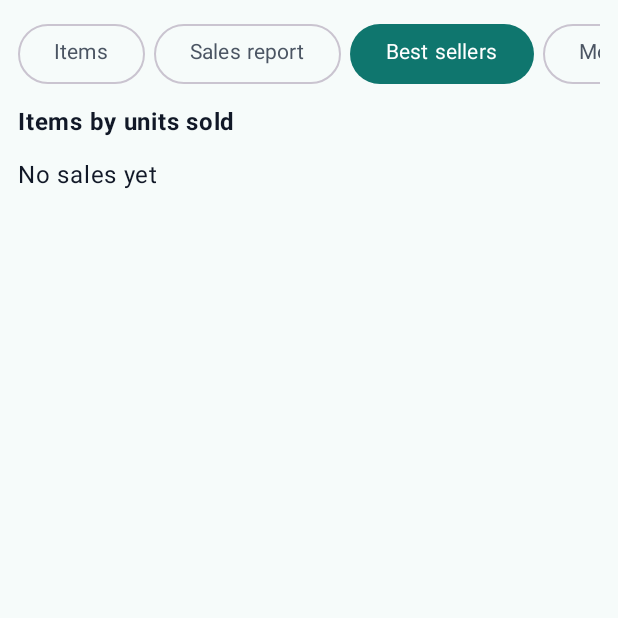
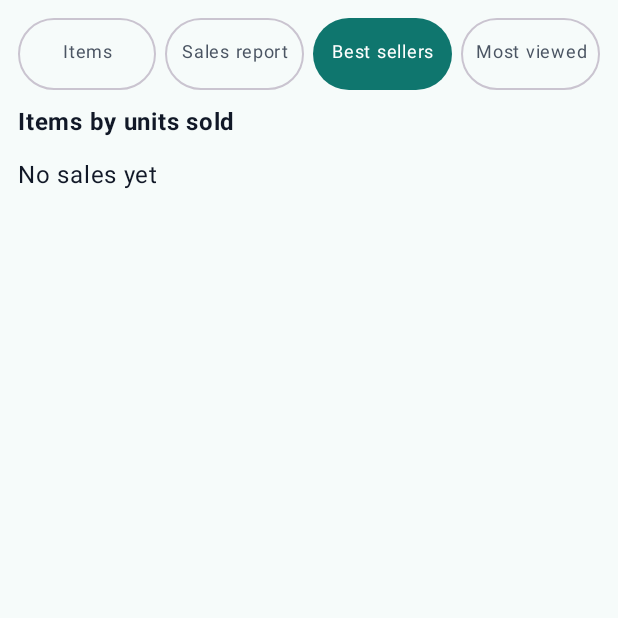
Before and after one commit to SENFIB/hesabyar, an Android app built with Jetpack Compose: the composable InventoryScreen shown on its own in the app's theme, after a tap on "Best sellers", on a phone screen of 412 x 824 dp, the top half of it. Run offline under Robolectric (Android 15) with nearby library versions, the phone set to English and light mode, and no system bars; our stand-ins replace Room's generated code; 2 statements that could not run were skipped.

Commit message:
Update Inventory.kt

```diff
--- a/app/src/main/java/com/hesabyar/app/ui/Inventory.kt
+++ b/app/src/main/java/com/hesabyar/app/ui/Inventory.kt
@@ -11,13 +11,15 @@ import androidx.activity.compose.rememberLauncherForActivityResult
 import androidx.activity.result.contract.ActivityResultContracts
 import androidx.compose.foundation.Image
 import androidx.compose.foundation.background
-import androidx.compose.foundation.horizontalScroll
 import androidx.compose.foundation.layout.Arrangement
 import androidx.compose.foundation.layout.Box
 import androidx.compose.foundation.layout.Column
+import androidx.compose.foundation.layout.IntrinsicSize
 import androidx.compose.foundation.layout.PaddingValues
 import androidx.compose.foundation.layout.Row
+import androidx.compose.foundation.layout.RowScope
 import androidx.compose.foundation.layout.Spacer
+import androidx.compose.foundation.layout.fillMaxHeight
 import androidx.compose.foundation.layout.fillMaxSize
 import androidx.compose.foundation.layout.fillMaxWidth
 import androidx.compose.foundation.layout.height
@@ -28,7 +30,6 @@ import androidx.compose.foundation.lazy.LazyColumn
 import androidx.compose.foundation.lazy.items
 import androidx.compose.foundation.lazy.itemsIndexed
 import androidx.compose.foundation.lazy.rememberLazyListState
-import androidx.compose.foundation.rememberScrollState
 import androidx.compose.foundation.shape.RoundedCornerShape
 import androidx.compose.foundation.text.KeyboardOptions
 import androidx.compose.material3.AlertDialog
@@ -57,6 +58,7 @@ import androidx.compose.ui.layout.ContentScale
 import androidx.compose.ui.platform.LocalContext
 import androidx.compose.ui.text.font.FontWeight
 import androidx.compose.ui.text.input.KeyboardType
+import androidx.compose.ui.text.style.TextAlign
 import androidx.compose.ui.text.style.TextOverflow
 import androidx.compose.ui.unit.dp
 import kotlinx.coroutines.Dispatchers
@@ -454,7 +456,8 @@ fun InventoryScreen(vm: MainViewModel, regionType: CalendarType) {
     } else {
         stockItems.filter { it.name.lowercase().contains(q) || it.code.lowercase().contains(q) }
     }
-    val gridRows = shown.chunked(2)
+    // سه ستون مساوی در هر ردیف
+    val gridRows = shown.chunked(3)
     val viewed = stockItems.filter { it.views > 0L }.sortedByDescending { it.views }
     val totalValue = stockItems.sumOf { it.price * it.stock }
     val criticalCount = stockItems.count { it.threshold > 0 && it.stock <= it.threshold }
@@ -537,47 +540,38 @@ fun InventoryScreen(vm: MainViewModel, regionType: CalendarType) {
         contentPadding = PaddingValues(12.dp),
         verticalArrangement = Arrangement.spacedBy(10.dp)
     ) {
-        // تب‌ها (قابل اسکرول افقی)
+        // تب‌های اصلی: چهار ستون مساوی
         item {
-            Row(
-                horizontalArrangement = Arrangement.spacedBy(6.dp),
-                modifier = Modifier
-                    .fillMaxWidth()
-                    .horizontalScroll(rememberScrollState())
-            ) {
-                InvTabButton(label = tTabItems, selected = view == 0, onClick = { view = 0 })
-                InvTabButton(label = tTabSales, selected = view == 1, onClick = { view = 1 })
-                InvTabButton(label = tTabBest, selected = view == 2, onClick = { view = 2 })
-                InvTabButton(label = tTabViews, selected = view == 3, onClick = { view = 3 })
+            EqualRow {
+                InvTabButton(label = tTabItems, selected = view == 0, onClick = { view = 0 }, modifier = Modifier.weight(1f))
+                InvTabButton(label = tTabSales, selected = view == 1, onClick = { view = 1 }, modifier = Modifier.weight(1f))
+                InvTabButton(label = tTabBest, selected = view == 2, onClick = { view = 2 }, modifier = Modifier.weight(1f))
+                InvTabButton(label = tTabViews, selected = view == 3, onClick = { view = 3 }, modifier = Modifier.weight(1f))
             }
         }
 
         when (view) {
             0 -> {
-                // دکمه‌های نمایش بخش‌ها
+                // دکمه‌های نمایش بخش‌ها: سه ستون مساوی
                 item {
-                    Row(
-                        horizontalArrangement = Arrangement.spacedBy(6.dp),
-                        modifier = Modifier
-                            .fillMaxWidth()
-                            .horizontalScroll(rememberScrollState())
-                    ) {
+                    EqualRow {
                         InvTabButton(
                             label = formToggleText,
                             selected = showForm,
-                            onClick = {
-                                if (showForm) resetForm() else showForm = true
-                            }
+                            onClick = { if (showForm) resetForm() else showForm = true },
+                            modifier = Modifier.weight(1f)
                         )
                         InvTabButton(
                             label = tShowTotals,
                             selected = showTotals,
-                            onClick = { showTotals = !showTotals }
+                            onClick = { showTotals = !showTotals },
+                            modifier = Modifier.weight(1f)
                         )
                         InvTabButton(
                             label = tShowLegend,
                             selected = showLegend,
-                            onClick = { showLegend = !showLegend }
+                            onClick = { showLegend = !showLegend },
+                            modifier = Modifier.weight(1f)
                         )
                     }
                 }
@@ -734,23 +728,27 @@ fun InventoryScreen(vm: MainViewModel, regionType: CalendarType) {
                     item { Text(tSearchNone) }
                 }
 
-                // نمایش دوستونه کالاها
+                // نمایش سه‌ستونه کالاها با ارتفاع یکسان در هر ردیف
                 items(gridRows, key = { row -> row.first().id }) { row ->
                     Row(
                         horizontalArrangement = Arrangement.spacedBy(8.dp),
-                        modifier = Modifier.fillMaxWidth()
+                        modifier = Modifier
+                            .fillMaxWidth()
+                            .height(IntrinsicSize.Max)
                     ) {
                         row.forEach { inv ->
                             InvGridCard(
                                 item = inv,
-                                modifier = Modifier.weight(1f),
+                                modifier = Modifier
+                                    .weight(1f)
+                                    .fillMaxHeight(),
                                 onSell = { sellTarget = inv },
                                 onView = { openDetail(inv) },
                                 onEdit = { startEdit(inv) },
                                 onDelete = { deleteTarget = inv }
                             )
                         }
-                        if (row.size == 1) Spacer(Modifier.weight(1f))
+                        repeat(3 - row.size) { Spacer(Modifier.weight(1f)) }
                     }
                 }
             }
@@ -842,12 +840,46 @@ fun InventoryScreen(vm: MainViewModel, regionType: CalendarType) {
 
 // ---------- قسمت‌های کوچک ----------
 
+// یک ردیف با ستون‌های هم‌ارتفاع
 @Composable
-private fun InvTabButton(label: String, selected: Boolean, onClick: () -> Unit) {
+private fun EqualRow(content: @Composable RowScope.() -> Unit) {
+    Row(
+        horizontalArrangement = Arrangement.spacedBy(6.dp),
+        modifier = Modifier
+            .fillMaxWidth()
+            .height(IntrinsicSize.Max),
+        content = content
+    )
+}
+
+@Composable
+private fun InvTabButton(
+    label: String,
+    selected: Boolean,
+    onClick: () -> Unit,
+    modifier: Modifier = Modifier
+) {
+    val pad = PaddingValues(horizontal = 2.dp, vertical = 4.dp)
     if (selected) {
-        Button(onClick = onClick) { Text(label) }
+        Button(onClick = onClick, modifier = modifier.fillMaxHeight(), contentPadding = pad) {
+            Text(
+                label,
+                style = MaterialTheme.typography.labelMedium,
+                maxLines = 2,
+                overflow = TextOverflow.Ellipsis,
+                textAlign = TextAlign.Center
+            )
+        }
     } else {
-        OutlinedButton(onClick = onClick) { Text(label) }
+        OutlinedButton(onClick = onClick, modifier = modifier.fillMaxHeight(), contentPadding = pad) {
+            Text(
+                label,
+                style = MaterialTheme.typography.labelMedium,
+                maxLines = 2,
+                overflow = TextOverflow.Ellipsis,
+                textAlign = TextAlign.Center
+            )
+        }
     }
 }
 
@@ -930,70 +962,99 @@ private fun InvGridCard(
     val tOpen = tr("مشاهده", "View", "عرض")
     val tEdit = tr("ویرایش", "Edit", "تعديل")
     val tDel = tr("حذف", "Delete", "حذف")
-    val priceText = formatMoney(item.price)
-    val stockText = item.stock.toString()
+    val codeText = tCode + ": " + item.code
+    val priceText = tPrice + ": " + formatMoney(item.price)
+    val stockText = tStock + ": " + item.stock.toString()
 
     Card(modifier = modifier) {
         Column(
-            modifier = Modifier.padding(8.dp),
-            verticalArrangement = Arrangement.spacedBy(4.dp)
+            modifier = Modifier
+                .fillMaxSize()
+                .padding(6.dp),
+            verticalArrangement = Arrangement.spacedBy(3.dp)
         ) {
             ProductImage(
                 path = item.imagePath,
                 modifier = Modifier
                     .fillMaxWidth()
-                    .height(110.dp)
+                    .height(90.dp)
             )
             Text(
                 item.name,
+                style = MaterialTheme.typography.labelLarge,
                 fontWeight = FontWeight.Bold,
                 maxLines = 1,
                 overflow = TextOverflow.Ellipsis
             )
             if (item.code.isNotBlank()) {
                 Text(
-                    tCode + ": " + item.code,
-                    style = MaterialTheme.typography.bodySmall,
+                    codeText,
+                    style = MaterialTheme.typography.labelSmall,
                     maxLines = 1,
                     overflow = TextOverflow.Ellipsis
                 )
             }
             Text(
-                tPrice + ": " + priceText,
-                style = MaterialTheme.typography.bodySmall,
+                priceText,
+                style = MaterialTheme.typography.labelSmall,
                 maxLines = 1,
                 overflow = TextOverflow.Ellipsis
             )
             Text(
-                tStock + ": " + stockText,
+                stockText,
+                style = MaterialTheme.typography.labelMedium,
                 color = levelColor,
-                fontWeight = FontWeight.Bold
+                fontWeight = FontWeight.Bold,
+                maxLines = 1,
+                overflow = TextOverflow.Ellipsis
             )
-            Text(label, color = levelColor, style = MaterialTheme.typography.labelSmall)
+            Text(
+                label,
+                style = MaterialTheme.typography.labelSmall,
+                color = levelColor,
+                maxLines = 1,
+                overflow = TextOverflow.Ellipsis
+            )
 
-            Row(horizontalArrangement = Arrangement.spacedBy(4.dp)) {
+            // دکمه‌ها به پایین کارت چسبیده‌اند تا همه کارت‌های یک ردیف هم‌تراز باشند
+            Spacer(Modifier.weight(1f))
+
+            Row(
+                horizontalArrangement = Arrangement.spacedBy(3.dp),
+                modifier = Modifier.fillMaxWidth()
+            ) {
                 Button(
                     onClick = onSell,
                     modifier = Modifier.weight(1f),
-                    contentPadding = PaddingValues(horizontal = 4.dp)
-                ) { Text(tSell, maxLines = 1) }
+                    contentPadding = PaddingValues(0.dp)
+                ) { Text(tSell, style = MaterialTheme.typography.labelSmall, maxLines = 1) }
                 OutlinedButton(
                     onClick = onView,
                     modifier = Modifier.weight(1f),
-                    contentPadding = PaddingValues(horizontal = 4.dp)
-                ) { Text(tOpen, maxLines = 1) }
+                    contentPadding = PaddingValues(0.dp)
+                ) { Text(tOpen, style = MaterialTheme.typography.labelSmall, maxLines = 1) }
             }
-            Row(horizontalArrangement = Arrangement.spacedBy(4.dp)) {
+            Row(
+                horizontalArrangement = Arrangement.spacedBy(3.dp),
+                modifier = Modifier.fillMaxWidth()
+            ) {
                 OutlinedButton(
                     onClick = onEdit,
                     modifier = Modifier.weight(1f),
-                    contentPadding = PaddingValues(horizontal = 4.dp)
-                ) { Text(tEdit, maxLines = 1) }
+                    contentPadding = PaddingValues(0.dp)
+                ) { Text(tEdit, style = MaterialTheme.typography.labelSmall, maxLines = 1) }
                 TextButton(
                     onClick = onDelete,
                     modifier = Modifier.weight(1f),
-                    contentPadding = PaddingValues(horizontal = 4.dp)
-                ) { Text(tDel, color = MaterialTheme.colorScheme.error, maxLines = 1) }
+                    contentPadding = PaddingValues(0.dp)
+                ) {
+                    Text(
+                        tDel,
+                        style = MaterialTheme.typography.labelSmall,
+                        color = MaterialTheme.colorScheme.error,
+                        maxLines = 1
+                    )
+                }
             }
         }
     }
```
